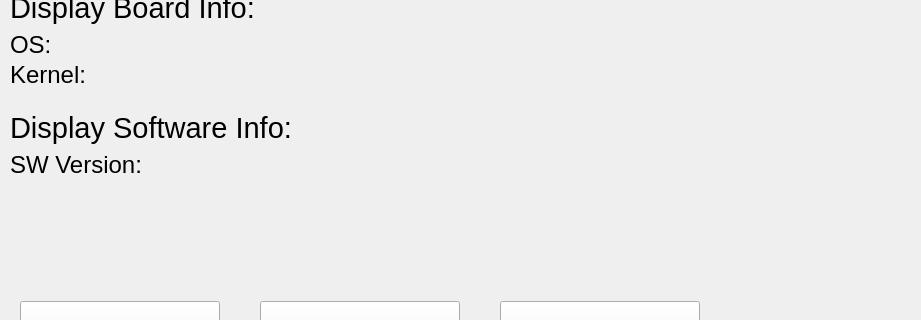
Qt form rpi_base/diagnostics/diagnostics.ui (MarianoDel/pyqt5) before a commit; both pictures show x 0 to 921 and y 249 to 569 of the 1280 by 800 pixel window.
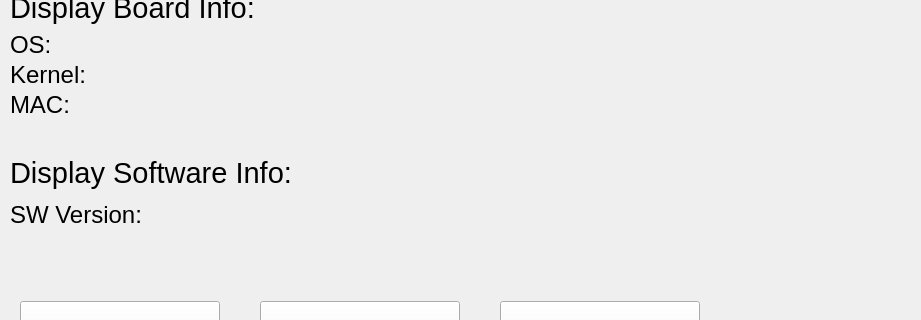
The same form after that commit. Icons and pictures are not drawn.

Commit message: diagnostics mac added

The edit to the form file:
```diff
--- a/rpi_base/diagnostics/diagnostics.ui
+++ b/rpi_base/diagnostics/diagnostics.ui
@@ -280,7 +280,7 @@
    <property name="geometry">
     <rect>
      <x>10</x>
-     <y>360</y>
+     <y>405</y>
      <width>370</width>
      <height>34</height>
     </rect>
@@ -298,7 +298,7 @@
    <property name="geometry">
     <rect>
      <x>10</x>
-     <y>400</y>
+     <y>450</y>
      <width>151</width>
      <height>28</height>
     </rect>
@@ -316,7 +316,7 @@
    <property name="geometry">
     <rect>
      <x>160</x>
-     <y>400</y>
+     <y>445</y>
      <width>611</width>
      <height>28</height>
     </rect>
@@ -613,6 +613,42 @@
     <string>VNC Tunnel</string>
    </property>
   </widget>
+  <widget class="QLabel" name="macLabel">
+   <property name="geometry">
+    <rect>
+     <x>100</x>
+     <y>340</y>
+     <width>651</width>
+     <height>28</height>
+    </rect>
+   </property>
+   <property name="font">
+    <font>
+     <pointsize>18</pointsize>
+    </font>
+   </property>
+   <property name="text">
+    <string/>
+   </property>
+  </widget>
+  <widget class="QLabel" name="label_14">
+   <property name="geometry">
+    <rect>
+     <x>10</x>
+     <y>340</y>
+     <width>91</width>
+     <height>28</height>
+    </rect>
+   </property>
+   <property name="font">
+    <font>
+     <pointsize>18</pointsize>
+    </font>
+   </property>
+   <property name="text">
+    <string>MAC:</string>
+   </property>
+  </widget>
  </widget>
  <resources>
   <include location="diagnostics_res.qrc"/>
```
The commit also changes 5 other files.
